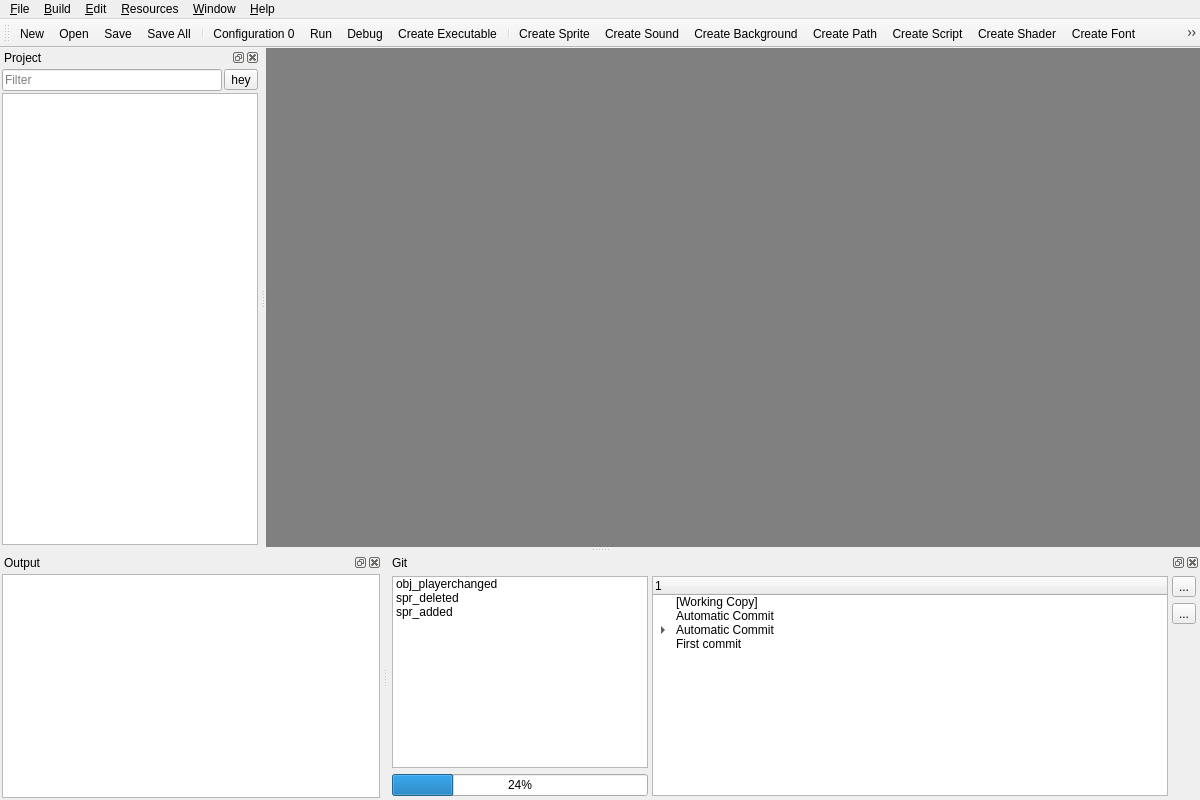
This is MainWindow.ui in enigma-dev/RadialGM as Qt 5 draws it before an edit. The edited form follows.
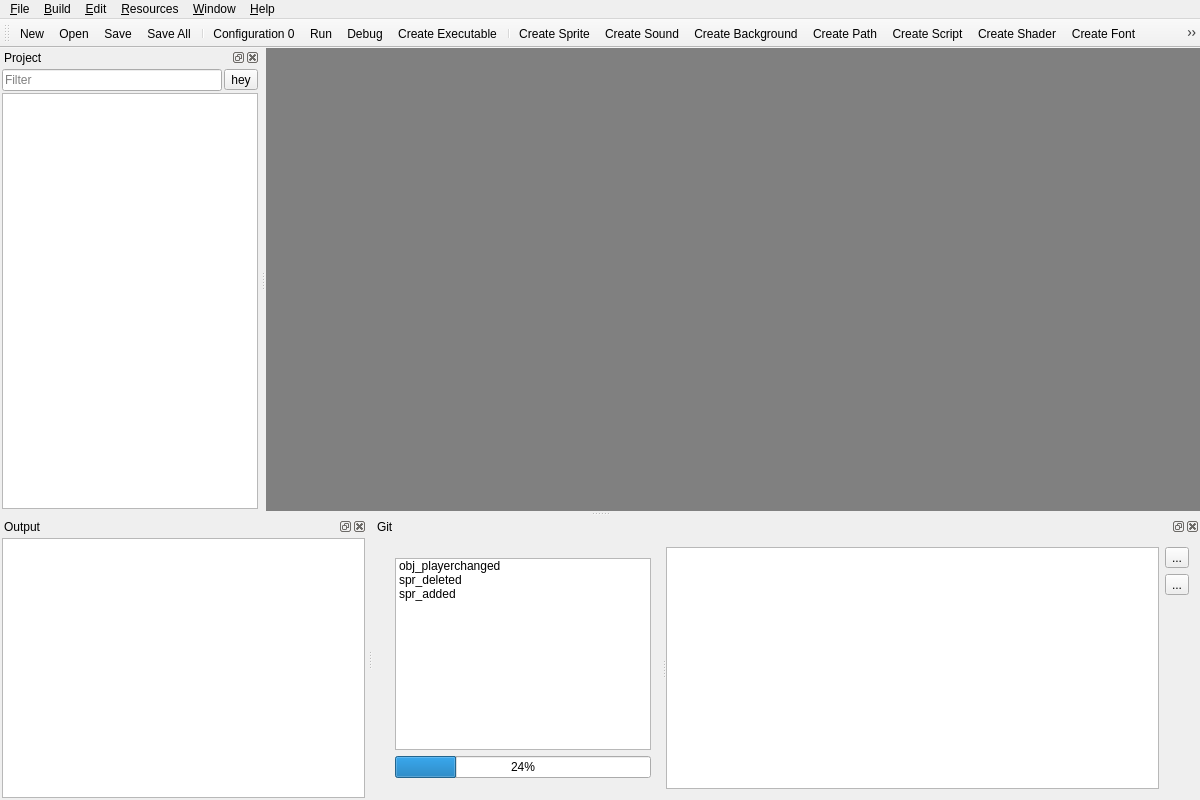
This is the edited form. Icons and pictures are not drawn.

```diff
--- a/MainWindow.ui
+++ b/MainWindow.ui
@@ -505,23 +505,13 @@
     <number>8</number>
    </attribute>
    <widget class="QWidget" name="dockWidgetContents">
-    <layout class="QHBoxLayout" name="horizontalLayout" stretch="0,1,0">
-     <property name="spacing">
-      <number>4</number>
-     </property>
-     <property name="leftMargin">
-      <number>4</number>
-     </property>
-     <property name="topMargin">
-      <number>4</number>
-     </property>
-     <property name="rightMargin">
-      <number>4</number>
-     </property>
-     <property name="bottomMargin">
-      <number>4</number>
-     </property>
+    <layout class="QHBoxLayout" name="horizontalLayout">
      <item>
+      <widget class="QSplitter" name="splitter">
+       <property name="orientation">
+        <enum>Qt::Horizontal</enum>
+       </property>
+       <widget class="QWidget" name="">
       <layout class="QVBoxLayout" name="verticalLayout_7">
        <item>
         <widget class="QListWidget" name="listWidget">
@@ -562,46 +552,24 @@
         </widget>
        </item>
       </layout>
-     </item>
-     <item>
-      <widget class="QTreeWidget" name="treeWidget">
-       <property name="rootIsDecorated">
+       </widget>
+       <widget class="QTableView" name="gitLogView">
+        <property name="sizePolicy">
+         <sizepolicy hsizetype="Expanding" vsizetype="Expanding">
+          <horstretch>1</horstretch>
+          <verstretch>0</verstretch>
+         </sizepolicy>
+        </property>
+        <attribute name="horizontalHeaderVisible">
         <bool>true</bool>
-       </property>
-       <column>
-        <property name="text">
-         <string>1</string>
-        </property>
-       </column>
-       <item>
-        <property name="text">
-         <string>[Working Copy]</string>
-        </property>
-        <property name="icon">
-         <iconset resource="images.qrc">
-          <normaloff>:/actions/tag.png</normaloff>:/actions/tag.png</iconset>
-        </property>
-       </item>
-       <item>
-        <property name="text">
-         <string>Automatic Commit</string>
-        </property>
-       </item>
-       <item>
-        <property name="text">
-         <string>Automatic Commit</string>
-        </property>
-        <item>
-         <property name="text">
-          <string>Adds the player</string>
-         </property>
-        </item>
-       </item>
-       <item>
-        <property name="text">
-         <string>First commit</string>
-        </property>
-       </item>
+        </attribute>
+        <attribute name="horizontalHeaderStretchLastSection">
+         <bool>false</bool>
+        </attribute>
+        <attribute name="verticalHeaderVisible">
+         <bool>false</bool>
+        </attribute>
+       </widget>
       </widget>
      </item>
      <item>
```
Left out of the diff: 2 changed lines with no effect on the pictures. Lines whose indentation alone changed are shown as unchanged.
